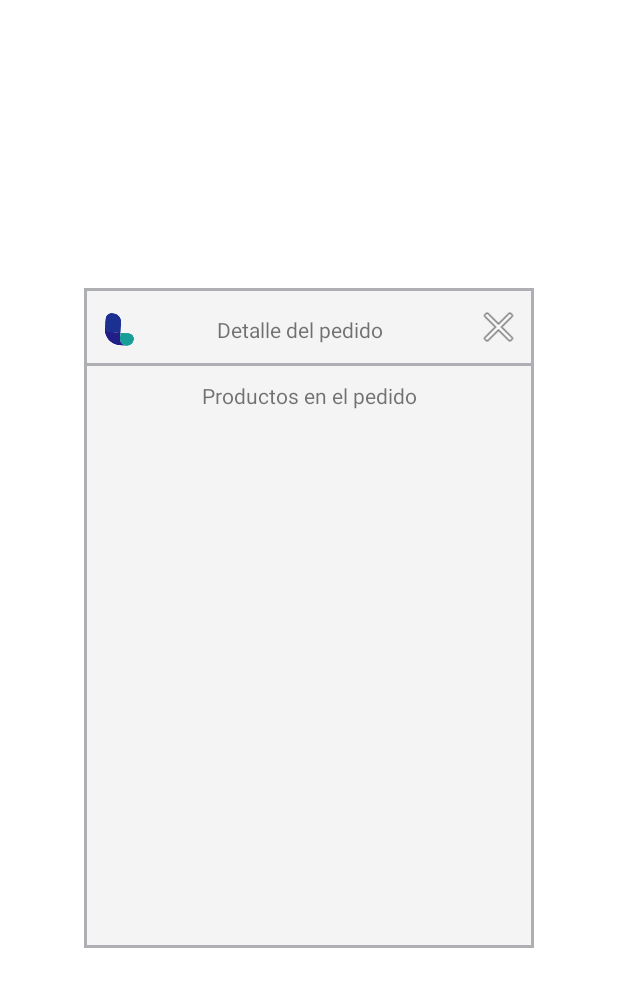
After one commit to Martin-Ball/PreventApp2, an Android app: the layout fragment_dialog.xml on its own in the app's theme, with its tools: preview values and no code run, on a phone screen of 412 x 824 dp. The commit adds this screen. Shown: the top 987 px of the screen. Run offline under Robolectric (Android 15) with nearby library versions, the phone set to English and light mode, and no system bars.

Commit message:
Fragment dialog on work

```diff
--- /dev/null
+++ b/app/src/main/java/com/martin/preventapp/DialogFragment.java
@@ -0,0 +1,35 @@
+package com.martin.preventapp;
+
+import android.os.Bundle;
+import android.view.LayoutInflater;
+import android.view.View;
+import android.view.ViewGroup;
+import android.widget.ImageView;
+
+import androidx.annotation.NonNull;
+import androidx.annotation.Nullable;
+import androidx.fragment.app.FragmentTransaction;
+
+import com.martin.preventapp.databinding.FragmentDialogBinding;
+import com.martin.preventapp.databinding.FragmentOrdersBinding;
+
+public class DialogFragment extends androidx.fragment.app.DialogFragment {
+    private @NonNull FragmentDialogBinding binding;
+
+    @Override
+    public View onCreateView(@NonNull LayoutInflater inflater, @Nullable ViewGroup container, @Nullable Bundle savedInstanceState) {
+        binding = FragmentDialogBinding.inflate(inflater, container, false);
+        View root = binding.getRoot();
+
+        ImageView closeFragment = root.findViewById(R.id.closeFragment);
+
+        closeFragment.setOnClickListener(new View.OnClickListener() {
+            @Override
+            public void onClick(View view) {
+                dismiss();
+            }
+        });
+
+        return root;
+    }
+}
--- a/app/src/main/java/com/martin/preventapp/ui/orders_sent/FragmentSpinnerSearchableClient.java
+++ b/app/src/main/java/com/martin/preventapp/ui/orders_sent/FragmentSpinnerSearchableClient.java
@@ -103,9 +103,6 @@ public class FragmentSpinnerSearchableClient extends Fragment {
             }
         });
 
-
-
-
         //Fragment layout Orders
         FragmentManager fragmentManager = getActivity().getSupportFragmentManager();
         OrdersFragment ordersFragment = new OrdersFragment();
--- a/app/src/main/java/com/martin/preventapp/ui/orders_sent/fragment_orders/OrdersFragment.java
+++ b/app/src/main/java/com/martin/preventapp/ui/orders_sent/fragment_orders/OrdersFragment.java
@@ -3,11 +3,8 @@ package com.martin.preventapp.ui.orders_sent.fragment_orders;
 import android.os.Bundle;
 import androidx.annotation.NonNull;
 import androidx.fragment.app.Fragment;
-import androidx.fragment.app.FragmentManager;
-import androidx.fragment.app.FragmentTransaction;
 import androidx.recyclerview.widget.LinearLayoutManager;
 import androidx.recyclerview.widget.RecyclerView;
-
 import android.text.Editable;
 import android.text.TextWatcher;
 import android.view.LayoutInflater;
@@ -17,31 +14,17 @@ import android.widget.EditText;
 import android.widget.TextView;
 import android.widget.Toast;
 
-import com.google.android.gms.tasks.OnSuccessListener;
-import com.google.firebase.auth.FirebaseAuth;
-import com.google.firebase.auth.FirebaseUser;
-import com.google.firebase.firestore.DocumentSnapshot;
-import com.google.firebase.firestore.FirebaseFirestore;
+import com.martin.preventapp.DialogFragment;
 import com.martin.preventapp.R;
 import com.martin.preventapp.databinding.FragmentOrdersBinding;
-
 import java.util.ArrayList;
 import java.util.HashMap;
 import java.util.List;
-import java.util.Objects;
 
 public class OrdersFragment extends Fragment {
 
     private @NonNull FragmentOrdersBinding binding;
     private RecyclerViewAdapterOrders adapter;
-
-    //private HashMap<String, Object> User = new HashMap<>();
-    /*private HashMap<String, Object> Company = new HashMap<>();
-    private HashMap<String, Object> Client = new HashMap<>();
-    private HashMap<String, Object> Date = new HashMap<>();
-    private HashMap<String, Object> OrdersAndComment = new HashMap<>();
-    private ArrayList<String> ProductAndAmount = new ArrayList<>();
-    private String Comment;*/
 
     private HashMap<String, Object> User = new HashMap<>();
     private HashMap<String, Object> Orders = new HashMap<>();
@@ -76,12 +59,9 @@ public class OrdersFragment extends Fragment {
         }
 
         TextView TVDateOrders = root.findViewById(R.id.TVDateOrders);
+        TVDateOrders.setText("Pedidos de la fecha: " + DateSelected);
 
         List ClientKey = new ArrayList(Date.keySet());
-        for (int i = 0; i < ClientKey.size(); i++) {
-          TVDateOrders.append("\n" + ClientKey.get(i));
-        }
-
 
         Client = (HashMap<String, Object>) Date.get("CLIENTE NUTRIFRESCA");
         //Date selected on calendar fragment
@@ -125,6 +105,8 @@ public class OrdersFragment extends Fragment {
             @Override
             public void onItemClick(View view, int position) {
                 Toast.makeText(root.getContext(), "Tocaste el item: " + position, Toast.LENGTH_SHORT).show();
+                DialogFragment dialogFragment=new DialogFragment();
+                dialogFragment.show(getActivity().getSupportFragmentManager(),"My  Fragment");
             }
         });
 
--- /dev/null
+++ b/app/src/main/res/drawable/shape_fragment_dialog.xml
@@ -0,0 +1,11 @@
+<?xml version="1.0" encoding="utf-8"?>
+
+<shape
+
+    xmlns:android="http://schemas.android.com/apk/res/android"
+    android:shape="rectangle" >
+
+    <solid android:color="@color/linkiar_search_background" />
+    <stroke android:width="2dip" android:color= "@color/linkiar_search_border"/>
+
+</shape>
--- /dev/null
+++ b/app/src/main/res/layout/fragment_dialog.xml
@@ -0,0 +1,76 @@
+<?xml version="1.0" encoding="utf-8"?>
+<androidx.constraintlayout.widget.ConstraintLayout
+    xmlns:android="http://schemas.android.com/apk/res/android"
+    xmlns:app="http://schemas.android.com/apk/res-auto"
+    android:layout_width="match_parent"
+    android:layout_height="match_parent">
+
+    <LinearLayout
+        android:layout_width="300dp"
+        android:layout_height="440dp"
+        android:background="@drawable/shape_fragment_dialog"
+        android:orientation="vertical"
+        app:layout_constraintBottom_toBottomOf="parent"
+        app:layout_constraintEnd_toEndOf="parent"
+        app:layout_constraintStart_toStartOf="parent"
+        app:layout_constraintTop_toTopOf="parent">
+
+        <LinearLayout
+            android:layout_width="match_parent"
+            android:layout_height="35dp"
+            android:layout_weight="1"
+            android:paddingStart="10dp"
+            android:paddingTop="10dp">
+
+            <ImageView
+                android:id="@+id/imageView7"
+                android:layout_width="10dp"
+                android:layout_height="35dp"
+                android:layout_weight="1"
+                android:src="@drawable/ic_logo_linkiar" />
+
+            <TextView
+                android:id="@+id/textView2"
+                android:layout_width="202dp"
+                android:layout_height="35dp"
+                android:layout_weight="1"
+                android:gravity="center_horizontal|center_vertical"
+                android:text="Detalle del pedido" />
+
+            <ImageView
+                android:id="@+id/closeFragment"
+                android:layout_width="wrap_content"
+                android:layout_height="wrap_content"
+                android:layout_weight="1"
+                android:src="@android:drawable/ic_menu_close_clear_cancel" />
+
+        </LinearLayout>
+
+        <View
+            android:layout_width="match_parent"
+            android:layout_height="2dp"
+            android:background="@color/linkiar_search_border" />
+
+        <TextView
+            android:id="@+id/textView4"
+            android:layout_width="match_parent"
+            android:layout_height="15dp"
+            android:layout_weight="1"
+            android:gravity="center_horizontal"
+            android:paddingTop="10dp"
+            android:text="Productos en el pedido" />
+
+        <ScrollView
+            android:layout_width="match_parent"
+            android:layout_height="343dp"
+            android:layout_weight="1">
+
+            <LinearLayout
+                android:layout_width="match_parent"
+                android:layout_height="wrap_content"
+                android:orientation="vertical" />
+        </ScrollView>
+
+    </LinearLayout>
+
+</androidx.constraintlayout.widget.ConstraintLayout>
```
